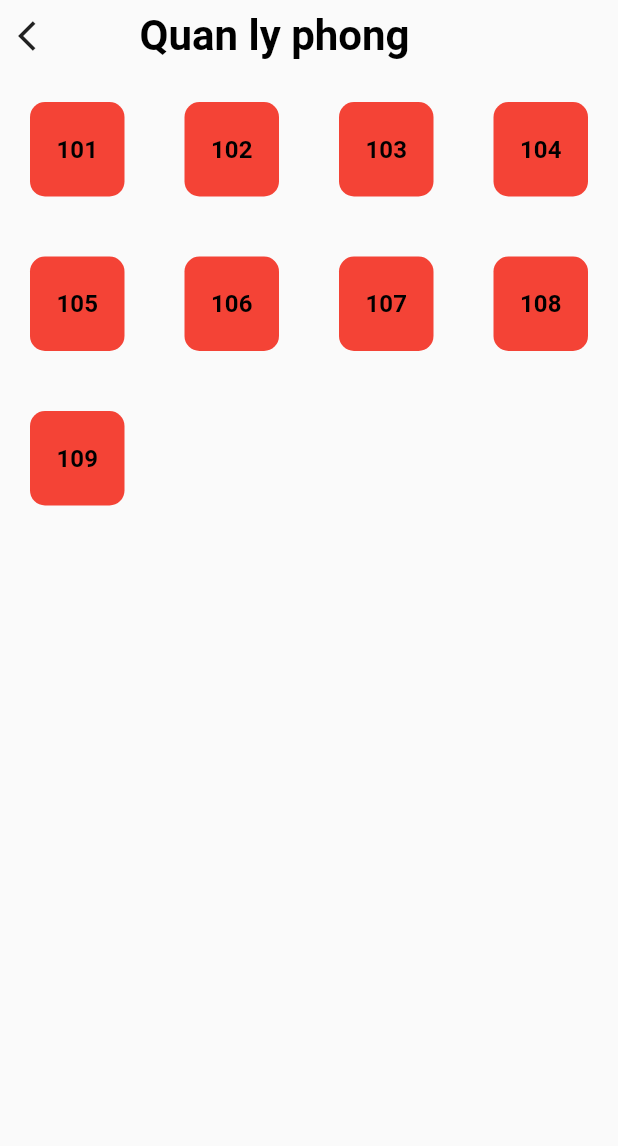
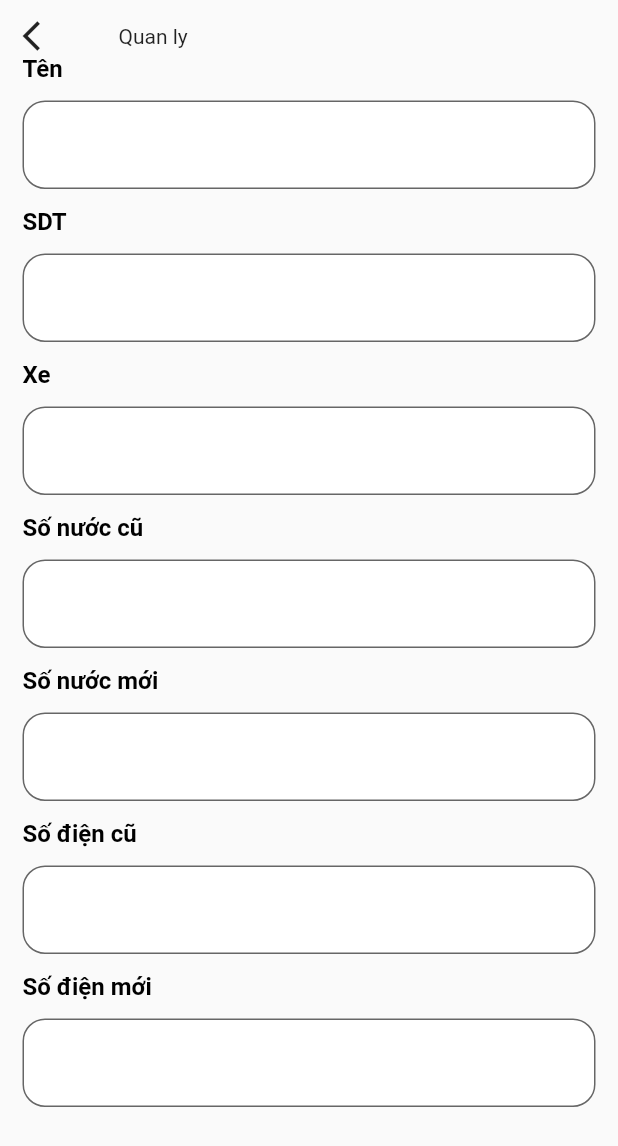
Before and after one commit to congdat12/houes_for_rent_flutter, a Flutter app: the screen it shows after launch, on a phone screen of 412 x 824 dp. Shown: the top 1146 px of the screen. Run offline on Flutter 3.47's test engine with Material 2 defaults, Android fonts, the phone set to English and light mode, and no system bars.

Commit message:
add detail page

```diff
--- a/lib/main.dart
+++ b/lib/main.dart
@@ -1,4 +1,5 @@
 import 'package:flutter/material.dart';
+import 'package:house_for_rent/pages/detail_page.dart';
 import 'package:house_for_rent/pages/home_page.dart';
 
 import 'authentication/login_page.dart';
@@ -28,7 +29,7 @@ class MyApp extends StatelessWidget {
         // is not restarted.
         primarySwatch: Colors.blue,
       ),
-      home: const HomePage(),
+      home: const DetailPage(),
     );
   }
 }
--- /dev/null
+++ b/lib/pages/detail_page.dart
@@ -0,0 +1,57 @@
+import 'package:flutter/material.dart';
+import 'package:flutter/src/widgets/framework.dart';
+import 'package:flutter/src/widgets/placeholder.dart';
+import 'package:house_for_rent/pages/widget/build_text.dart';
+import 'package:house_for_rent/pages/widget/custom_textfield.dart';
+
+class DetailPage extends StatelessWidget {
+  const DetailPage({super.key});
+
+  @override
+  Widget build(BuildContext context) {
+    return Scaffold(
+      body: Padding(
+        padding: const EdgeInsets.only(left: 15, top: 12, right: 15),
+        child: Column(
+          crossAxisAlignment: CrossAxisAlignment.start,
+          children: [
+            Row(
+              children: const [
+                Icon(Icons.arrow_back_ios),
+                const SizedBox(width: 40),
+                Text("Quan ly")
+              ],
+            ),
+            CustomText(content: 'Tên'),
+            const SizedBox(height: 12),
+            BuildTextfield(),
+            const SizedBox(height: 12),
+            CustomText(content: 'SDT'),
+            const SizedBox(height: 12),
+            BuildTextfield(),
+            const SizedBox(height: 12),
+            CustomText(content: 'Xe'),
+            const SizedBox(height: 12),
+            BuildTextfield(),
+            const SizedBox(height: 12),
+            CustomText(content: 'Số nước cũ'),
+            const SizedBox(height: 12),
+            BuildTextfield(),
+            const SizedBox(height: 12),
+            CustomText(content: 'Số nước mới'),
+            const SizedBox(height: 12),
+            BuildTextfield(),
+            const SizedBox(height: 12),
+            CustomText(content: 'Số điện cũ'),
+            const SizedBox(height: 12),
+            BuildTextfield(),
+            const SizedBox(height: 12),
+            CustomText(content: 'Số điện mới'),
+            const SizedBox(height: 12),
+            BuildTextfield(),
+          ],
+        ),
+      ),
+    );
+  }
+}
--- a/lib/pages/home_page.dart
+++ b/lib/pages/home_page.dart
@@ -35,7 +35,11 @@ class HomePage extends StatelessWidget {
                 crossAxisCount: 4, // Số cột trong GridView
               ),
               itemBuilder: (BuildContext context, int index) {
-                return Container(
+                return InkWell(
+                  onTap: () {
+                    print(listRoom[index].id ?? '');
+                  },
+                  child: Container(
                     margin: const EdgeInsets.all(20),
                     decoration: BoxDecoration(
                         borderRadius: BorderRadius.circular(10),
@@ -49,8 +53,9 @@ class HomePage extends StatelessWidget {
                             fontWeight: FontWeight.w700),
                       ),
                     ),
+                  ),
                 );
-              })
+              }),
         ],
       )),
     );
--- /dev/null
+++ b/lib/pages/widget/build_text.dart
@@ -0,0 +1,17 @@
+import 'package:flutter/material.dart';
+import 'package:flutter/src/widgets/framework.dart';
+import 'package:flutter/src/widgets/placeholder.dart';
+
+class CustomText extends StatelessWidget {
+  CustomText({super.key, required this.content});
+  String? content;
+
+  @override
+  Widget build(BuildContext context) {
+    return Text(
+      content ?? '',
+      style: const TextStyle(
+          color: Colors.black, fontWeight: FontWeight.w700, fontSize: 16),
+    );
+  }
+}
--- /dev/null
+++ b/lib/pages/widget/custom_textfield.dart
@@ -0,0 +1,25 @@
+import 'package:flutter/material.dart';
+import 'package:flutter/src/widgets/framework.dart';
+import 'package:flutter/src/widgets/placeholder.dart';
+
+class BuildTextfield extends StatelessWidget {
+  const BuildTextfield({super.key});
+
+  @override
+  Widget build(BuildContext context) {
+    return TextField(
+      // controller: _controller,
+      decoration: InputDecoration(
+        fillColor: Colors.white, //
+        filled: true,
+        border: OutlineInputBorder(
+          borderRadius: BorderRadius.circular(15.0), //
+          borderSide: BorderSide(
+            color: Colors.black, //
+            width: 1.5,
+          ),
+        ),
+      ),
+    );
+  }
+}
--- a/pubspec.yaml
+++ b/pubspec.yaml
@@ -36,6 +36,9 @@ dependencies:
   # Use with the CupertinoIcons class for iOS style icons.
   cupertino_icons: ^1.0.2
   shared_preferences: ^2.2.0
+  hive: ^2.0.4
+  hive_flutter: ^1.1.0
+  path_provider: ^2.0.2
 
 dev_dependencies:
   flutter_test:
```
Also changed, not shown: pubspec.lock, 1 other file. Lines whose indentation alone changed are shown as unchanged.
